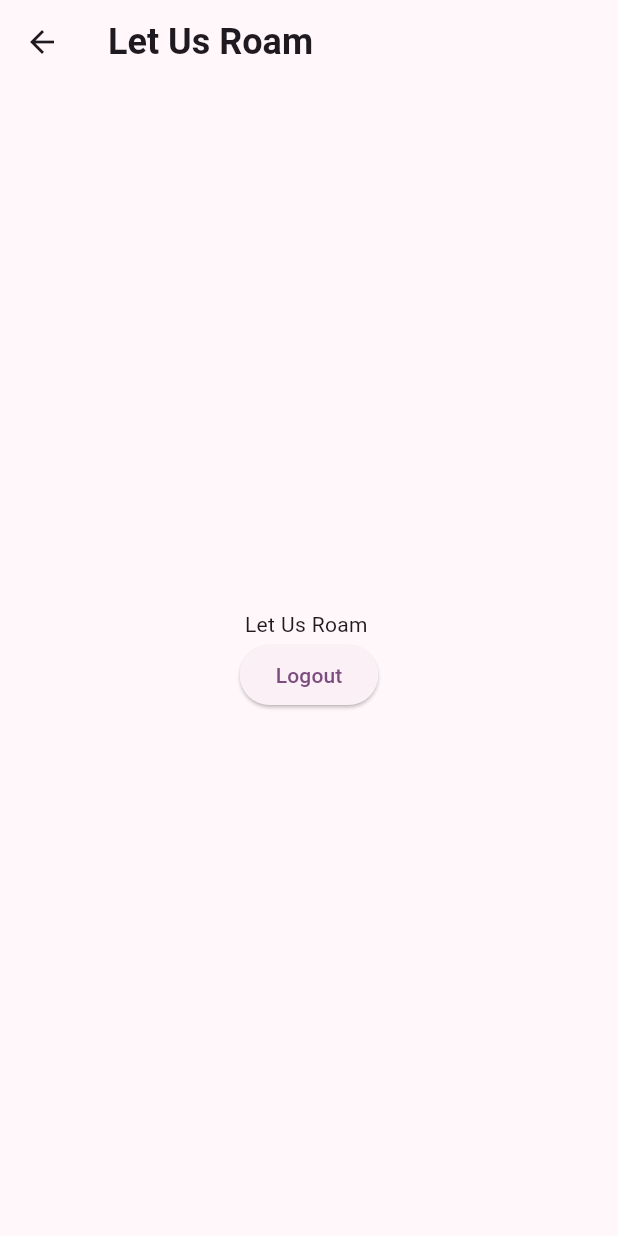
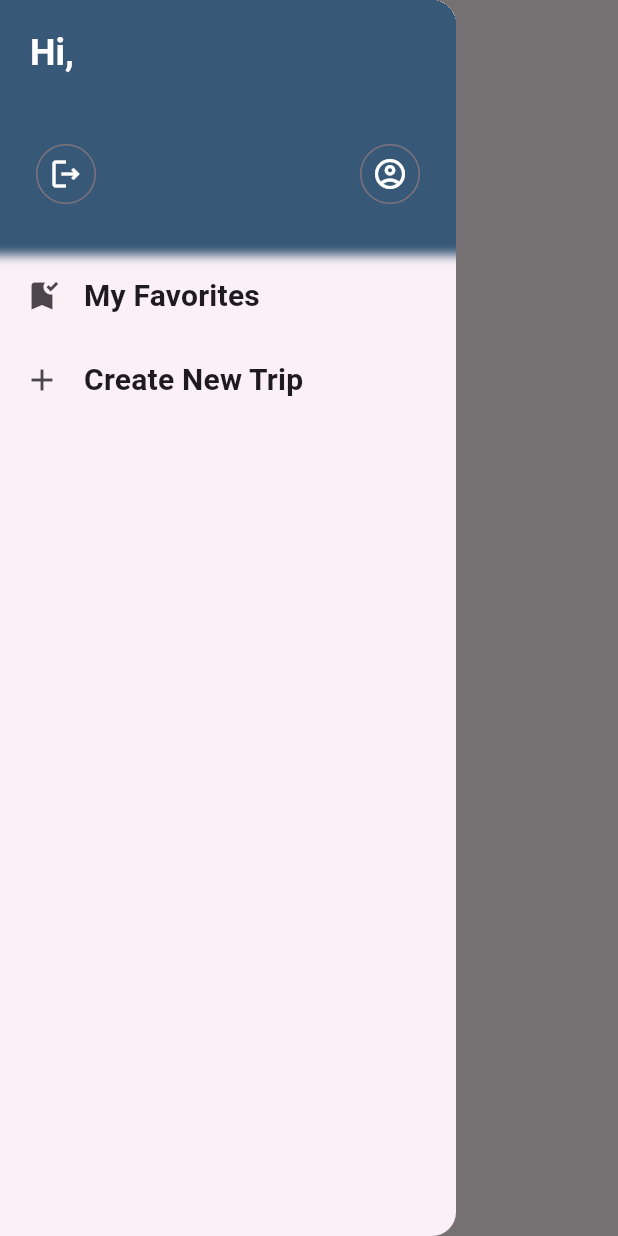
Before and after one commit to sanjai-mahalingan/let_us_roam, a Flutter app: the IndexView screen opened by its route, with the side drawer open (before the commit the screen has no drawer), on a phone screen of 412 x 824 dp. Run offline on Flutter 3.47's test engine with Material 3 defaults, Android fonts, the phone set to English and light mode, and no system bars; our stand-ins replace firebase_auth, firebase_core, flutter_riverpod, loading_animation_widget; accounts and stored records are empty.

Commit message:
Profile and side nav bar added.

```diff
--- a/lib/main.dart
+++ b/lib/main.dart
@@ -5,6 +5,9 @@ import 'package:let_us_roam/pages/initial_view.dart';
 import 'package:flutter_riverpod/flutter_riverpod.dart';
 import 'package:firebase_core/firebase_core.dart';
 import 'package:let_us_roam/pages/auth/login_view.dart';
+import 'package:let_us_roam/pages/profile/favorite_view.dart';
+import 'package:let_us_roam/pages/profile/profile_view.dart';
+import 'package:let_us_roam/pages/trips/create_trip_view.dart';
 import 'firebase_options.dart';
 
 void main() async {
@@ -41,6 +44,9 @@ class MainApp extends ConsumerWidget {
         "indexView": (context) => const IndexView(),
         "registrationView": (context) => const RegistrationView(),
         "loginView": (context) => const LoginView(),
+        "profileView": (context) => const ProfileView(),
+        "favoriteView": (context) => const FavoriteView(),
+        "createTripView": (context) => const CreateTripView(),
       },
     );
   }
--- a/lib/pages/index_view.dart
+++ b/lib/pages/index_view.dart
@@ -2,6 +2,7 @@ import 'package:firebase_auth/firebase_auth.dart';
 import 'package:flutter/material.dart';
 import 'package:flutter_riverpod/flutter_riverpod.dart';
 import 'package:let_us_roam/pages/initial_view.dart';
+import 'package:let_us_roam/widgets/side_nav.dart';
 
 class IndexView extends ConsumerStatefulWidget {
   const IndexView({super.key});
@@ -11,21 +12,17 @@ class IndexView extends ConsumerStatefulWidget {
 }
 
 class _IndexView extends ConsumerState<IndexView> {
-  onLogout() async {
-    await FirebaseAuth.instance.signOut();
-    ref.read(userSession.notifier).state = null;
-    if (mounted) {
-      Navigator.pushNamed(context, 'initialView');
-    }
-  }
-
   @override
   Widget build(BuildContext context) {
     final user = ref.watch(userSession);
-    print(user);
     return Scaffold(
       appBar: AppBar(
         title: const Text('Let Us Roam'),
+      ),
+      drawer: Drawer(
+        child: SideNav(
+          user: user,
+        ),
       ),
       body: Center(
         child: Column(
@@ -34,11 +31,6 @@ class _IndexView extends ConsumerState<IndexView> {
             user != null
                 ? Text('Let Us Roam ${user.email}')
                 : const Text('Let Us Roam'),
-            ElevatedButton(
-                onPressed: () {
-                  onLogout();
-                },
-                child: const Text('Logout'))
           ],
         ),
       ),
--- /dev/null
+++ b/lib/widgets/side_nav.dart
@@ -0,0 +1,104 @@
+import 'package:firebase_auth/firebase_auth.dart';
+import 'package:flutter/material.dart';
+import 'package:flutter_riverpod/flutter_riverpod.dart';
+import 'package:let_us_roam/pages/initial_view.dart';
+
+class SideNav extends ConsumerStatefulWidget {
+  const SideNav({super.key, required this.user});
+
+  final User? user;
+
+  @override
+  ConsumerState<SideNav> createState() => _SideNav();
+}
+
+class _SideNav extends ConsumerState<SideNav> {
+  onLogout() async {
+    await FirebaseAuth.instance.signOut();
+    ref.read(userSession.notifier).state = null;
+    if (mounted) {
+      Navigator.popAndPushNamed(context, 'initialView');
+    }
+  }
+
+  @override
+  Widget build(BuildContext context) {
+    return ListView(
+      children: [
+        DrawerHeader(
+          padding: const EdgeInsets.all(20),
+          decoration: const BoxDecoration(
+            color: Color.fromARGB(255, 55, 88, 119),
+            boxShadow: [
+              BoxShadow(
+                color: Color.fromARGB(255, 55, 88, 119),
+                spreadRadius: 10,
+                blurRadius: 5,
+                // offset: Offset(5
+                //, 15),
+              ),
+            ],
+          ),
+          child: Column(
+            mainAxisAlignment: MainAxisAlignment.spaceBetween,
+            crossAxisAlignment: CrossAxisAlignment.start,
+            children: [
+              widget.user != null
+                  ? Text(
+                      'Hi, ${widget.user!.displayName}',
+                      style: Theme.of(context)
+                          .textTheme
+                          .titleLarge!
+                          .copyWith(color: Colors.white),
+                    )
+                  : const Text('Hi'),
+              const SizedBox(
+                height: 10,
+              ),
+              Row(
+                mainAxisAlignment: MainAxisAlignment.spaceBetween,
+                children: [
+                  IconButton.outlined(
+                    onPressed: () {
+                      onLogout();
+                    },
+                    icon: const Icon(Icons.logout_outlined),
+                    color: Colors.white,
+                  ),
+                  IconButton.outlined(
+                    onPressed: () {
+                      Navigator.popAndPushNamed(context, 'profileView');
+                    },
+                    icon: const Icon(Icons.account_circle_outlined),
+                    color: Colors.white,
+                  ),
+                ],
+              )
+            ],
+          ),
+        ),
+        ListTile(
+          leading: const Icon(Icons.bookmark_added),
+          hoverColor: Colors.amber[600],
+          title: Text(
+            'My Favorites',
+            style: Theme.of(context).textTheme.titleMedium,
+          ),
+          onTap: () {
+            Navigator.popAndPushNamed(context, 'favoriteView');
+          },
+        ),
+        ListTile(
+          leading: const Icon(Icons.add),
+          title: Text(
+            'Create New Trip',
+            style: Theme.of(context).textTheme.titleMedium,
+          ),
+          onTap: () {
+            Navigator.popAndPushNamed(context, 'createTripView');
+          },
+        )
+      ],
+    );
+  }
+}
```
Also changed, not shown: lib/pages/auth/login_view.dart (+1 -12 lines), lib/pages/profile/favorite_view.dart (added, +26 -0 lines), lib/pages/profile/profile_view.dart (added, +28 -0 lines), lib/pages/trips/create_trip_view.dart (added, +26 -0 lines), lib/widgets/go_to_home.dart (added, +15 -0 lines).
